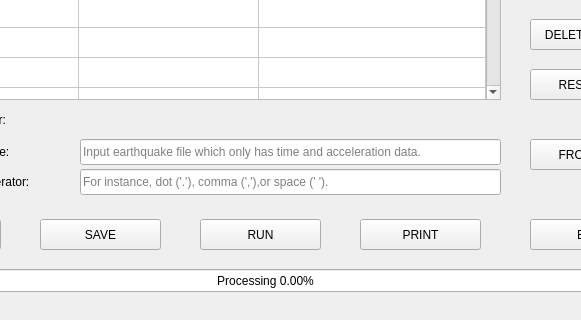
The window that sDynaUi.ui (alitatici/VisualizationOfCodes) describes before a commit, drawn with Qt 5; both pictures show x 140 to 721 and y 230 to 550 of the 1155 by 550 pixel window.
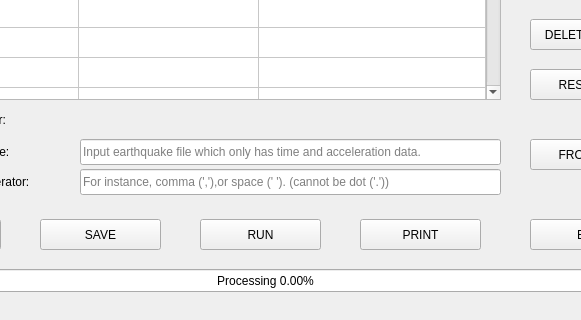
The same window after the commit. Icons and pictures are not drawn.

What changed in the file:
```diff
--- a/sDynaUi.ui
+++ b/sDynaUi.ui
@@ -1864,7 +1864,7 @@
      <number>1</number>
     </property>
     <property name="placeholderText">
-     <string>For instance, dot ('.'), comma (','),or space (' ').</string>
+     <string>For instance, comma (','),or space (' '). (cannot be dot ('.'))</string>
     </property>
     <property name="clearButtonEnabled">
      <bool>true</bool>
```
Left out of the diff: 6 changed lines with no effect on the pictures.
